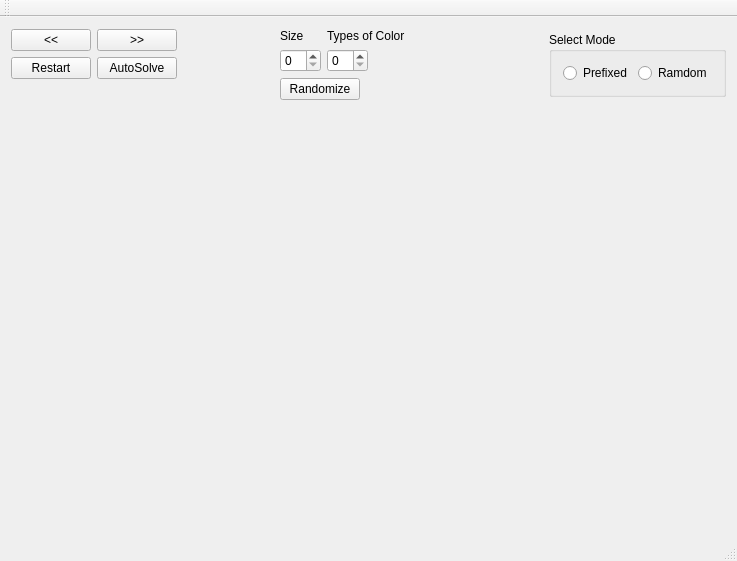
mengcz13/FlowFree, file mainwindow.ui: the form before one commit.
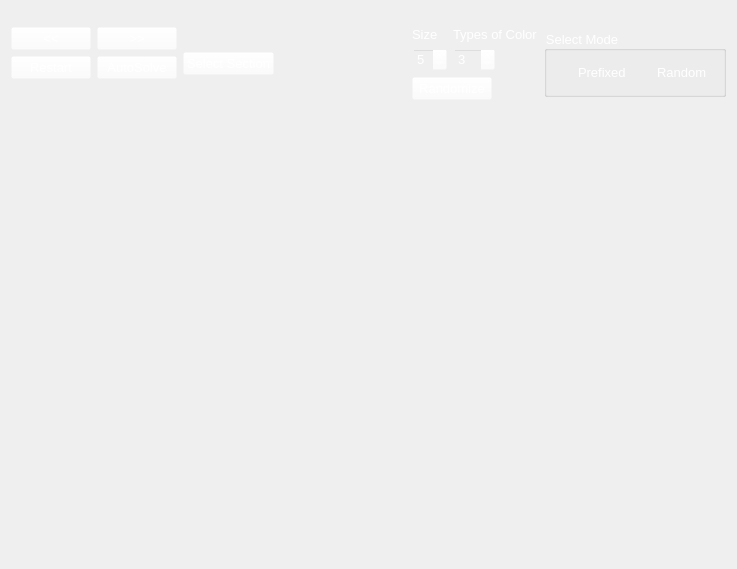
The form after the commit. Icons and pictures are not drawn. Custom widgets are drawn as their Qt base class.

```diff
--- a/mainwindow.ui
+++ b/mainwindow.ui
@@ -7,7 +7,7 @@
     <x>0</x>
     <y>0</y>
     <width>737</width>
-    <height>561</height>
+    <height>569</height>
    </rect>
   </property>
   <property name="sizePolicy">
@@ -16,9 +16,17 @@
     <verstretch>0</verstretch>
    </sizepolicy>
   </property>
+  <property name="font">
+   <font>
+    <stylestrategy>PreferAntialias</stylestrategy>
+   </font>
+  </property>
   <property name="windowTitle">
    <string>FlowFree</string>
   </property>
+  <property name="styleSheet">
+   <string notr="true">background-image: url(:/picture/picture/Diamondplate-windmachines-png-black-diamond-png.png);</string>
+  </property>
   <widget class="QWidget" name="centralWidget">
    <property name="sizePolicy">
     <sizepolicy hsizetype="Fixed" vsizetype="Fixed">
@@ -26,14 +34,16 @@
      <verstretch>0</verstretch>
     </sizepolicy>
    </property>
+   <property name="font">
+    <font>
+     <stylestrategy>PreferAntialias</stylestrategy>
+    </font>
+   </property>
    <layout class="QVBoxLayout" name="verticalLayout">
     <item>
      <layout class="QHBoxLayout" name="horizontalLayout_3">
       <item>
        <layout class="QFormLayout" name="formLayout">
-        <property name="sizeConstraint">
-         <enum>QLayout::SetDefaultConstraint</enum>
-        </property>
         <item row="0" column="0">
          <widget class="QPushButton" name="PastButton">
           <property name="sizePolicy">
@@ -42,21 +52,28 @@
             <verstretch>0</verstretch>
            </sizepolicy>
           </property>
+          <property name="font">
+           <font>
+            <family>Arial</family>
+            <pointsize>10</pointsize>
+            <weight>9</weight>
+            <italic>false</italic>
+            <bold>false</bold>
+           </font>
+          </property>
+          <property name="autoFillBackground">
+           <bool>false</bool>
+          </property>
+          <property name="styleSheet">
+           <string notr="true">color: rgb(255, 255, 255);
+background-color: rgba(255, 255, 255, 0);
+font: 75 10pt &quot;Arial&quot;;</string>
+          </property>
           <property name="text">
            <string>&lt;&lt;</string>
           </property>
-         </widget>
-        </item>
-        <item row="1" column="0">
-         <widget class="QPushButton" name="RestartButton">
-          <property name="sizePolicy">
-           <sizepolicy hsizetype="Fixed" vsizetype="Fixed">
-            <horstretch>0</horstretch>
-            <verstretch>0</verstretch>
-           </sizepolicy>
-          </property>
-          <property name="text">
-           <string>Restart</string>
+          <property name="flat">
+           <bool>false</bool>
           </property>
          </widget>
         </item>
@@ -68,11 +85,52 @@
             <verstretch>0</verstretch>
            </sizepolicy>
           </property>
+          <property name="font">
+           <font>
+            <family>Arial</family>
+            <pointsize>10</pointsize>
+            <weight>9</weight>
+            <italic>false</italic>
+            <bold>false</bold>
+           </font>
+          </property>
+          <property name="styleSheet">
+           <string notr="true">color: rgb(255, 255, 255);
+background-color: rgba(255, 255, 255, 0);
+font: 75 10pt &quot;Arial&quot;;</string>
+          </property>
           <property name="text">
            <string>&gt;&gt;</string>
           </property>
          </widget>
         </item>
+        <item row="1" column="0">
+         <widget class="QPushButton" name="RestartButton">
+          <property name="sizePolicy">
+           <sizepolicy hsizetype="Fixed" vsizetype="Fixed">
+            <horstretch>0</horstretch>
+            <verstretch>0</verstretch>
+           </sizepolicy>
+          </property>
+          <property name="font">
+           <font>
+            <family>Arial</family>
+            <pointsize>10</pointsize>
+            <weight>9</weight>
+            <italic>false</italic>
+            <bold>false</bold>
+           </font>
+          </property>
+          <property name="styleSheet">
+           <string notr="true">color: rgb(255, 255, 255);
+background-color: rgba(255, 255, 255, 0);
+font: 75 10pt &quot;Arial&quot;;</string>
+          </property>
+          <property name="text">
+           <string>Restart</string>
+          </property>
+         </widget>
+        </item>
         <item row="1" column="1">
          <widget class="QPushButton" name="AutoSolveButton">
           <property name="sizePolicy">
@@ -81,6 +139,20 @@
             <verstretch>0</verstretch>
            </sizepolicy>
           </property>
+          <property name="font">
+           <font>
+            <family>Arial</family>
+            <pointsize>10</pointsize>
+            <weight>9</weight>
+            <italic>false</italic>
+            <bold>false</bold>
+           </font>
+          </property>
+          <property name="styleSheet">
+           <string notr="true">color: rgb(255, 255, 255);
+background-color: rgba(255, 255, 255, 0);
+font: 75 10pt &quot;Arial&quot;;</string>
+          </property>
           <property name="text">
            <string>AutoSolve</string>
           </property>
@@ -88,10 +160,72 @@
         </item>
        </layout>
       </item>
+      <item>
+       <widget class="QPushButton" name="selectSectionButton">
+        <property name="sizePolicy">
+         <sizepolicy hsizetype="Fixed" vsizetype="Fixed">
+          <horstretch>0</horstretch>
+          <verstretch>0</verstretch>
+         </sizepolicy>
+        </property>
+        <property name="font">
+         <font>
+          <family>Arial</family>
+          <pointsize>10</pointsize>
+          <weight>9</weight>
+          <italic>false</italic>
+          <bold>false</bold>
+         </font>
+        </property>
+        <property name="styleSheet">
+         <string notr="true">color: rgb(255, 255, 255);
+background-color: rgba(255, 255, 255, 0);
+font: 75 10pt &quot;Arial&quot;;</string>
+        </property>
+        <property name="text">
+         <string>Select Section</string>
+        </property>
+       </widget>
+      </item>
+      <item>
+       <widget class="QLabel" name="label">
+        <property name="font">
+         <font>
+          <family>Arial</family>
+          <pointsize>10</pointsize>
+          <weight>9</weight>
+          <italic>false</italic>
+          <bold>false</bold>
+         </font>
+        </property>
+        <property name="styleSheet">
+         <string notr="true">color: rgb(255, 255, 255);
+background-color: rgba(255, 255, 255, 0);
+font: 75 10pt &quot;Arial&quot;;</string>
+        </property>
+        <property name="text">
+         <string/>
+        </property>
+       </widget>
+      </item>
       <item>
        <layout class="QFormLayout" name="formLayout_2">
         <item row="0" column="0">
          <widget class="QLabel" name="size_label">
+          <property name="font">
+           <font>
+            <family>Arial</family>
+            <pointsize>10</pointsize>
+            <weight>9</weight>
+            <italic>false</italic>
+            <bold>false</bold>
+           </font>
+          </property>
+          <property name="styleSheet">
+           <string notr="true">color: rgb(255, 255, 255);
+background-color: rgba(255, 255, 255, 0);
+font: 75 10pt &quot;Arial&quot;;</string>
+          </property>
           <property name="text">
            <string>Size</string>
           </property>
@@ -99,13 +233,48 @@
         </item>
         <item row="0" column="1">
          <widget class="QLabel" name="colortype_label_2">
+          <property name="font">
+           <font>
+            <family>Arial</family>
+            <pointsize>10</pointsize>
+            <weight>9</weight>
+            <italic>false</italic>
+            <bold>false</bold>
+           </font>
+          </property>
+          <property name="styleSheet">
+           <string notr="true">color: rgb(255, 255, 255);
+background-color: rgba(255, 255, 255, 0);
+font: 75 10pt &quot;Arial&quot;;</string>
+          </property>
           <property name="text">
            <string>Types of Color</string>
           </property>
          </widget>
         </item>
         <item row="1" column="0">
-         <widget class="QSpinBox" name="size_spinBox"/>
+         <widget class="QSpinBox" name="size_spinBox">
+          <property name="font">
+           <font>
+            <family>Arial</family>
+            <pointsize>10</pointsize>
+            <weight>9</weight>
+            <italic>false</italic>
+            <bold>false</bold>
+           </font>
+          </property>
+          <property name="styleSheet">
+           <string notr="true">color: rgb(255, 255, 255);
+background-color: rgba(255, 255, 255, 0);
+font: 75 10pt &quot;Arial&quot;;</string>
+          </property>
+          <property name="minimum">
+           <number>5</number>
+          </property>
+          <property name="maximum">
+           <number>9</number>
+          </property>
+         </widget>
         </item>
         <item row="1" column="1">
          <widget class="QSpinBox" name="colortype_spinBox_2">
@@ -115,6 +284,26 @@
             <verstretch>0</verstretch>
            </sizepolicy>
           </property>
+          <property name="font">
+           <font>
+            <family>Arial</family>
+            <pointsize>10</pointsize>
+            <weight>9</weight>
+            <italic>false</italic>
+            <bold>false</bold>
+           </font>
+          </property>
+          <property name="styleSheet">
+           <string notr="true">color: rgb(255, 255, 255);
+background-color: rgba(255, 255, 255, 0);
+font: 75 10pt &quot;Arial&quot;;</string>
+          </property>
+          <property name="minimum">
+           <number>3</number>
+          </property>
+          <property name="maximum">
+           <number>12</number>
+          </property>
          </widget>
         </item>
         <item row="2" column="0" colspan="2">
@@ -125,6 +314,20 @@
             <verstretch>0</verstretch>
            </sizepolicy>
           </property>
+          <property name="font">
+           <font>
+            <family>Arial</family>
+            <pointsize>10</pointsize>
+            <weight>9</weight>
+            <italic>false</italic>
+            <bold>false</bold>
+           </font>
+          </property>
+          <property name="styleSheet">
+           <string notr="true">color: rgb(255, 255, 255);
+background-color: rgba(255, 255, 255, 0);
+font: 75 10pt &quot;Arial&quot;;</string>
+          </property>
           <property name="text">
            <string>Randomize</string>
           </property>
@@ -140,12 +343,40 @@
           <verstretch>0</verstretch>
          </sizepolicy>
         </property>
+        <property name="font">
+         <font>
+          <family>Arial</family>
+          <pointsize>10</pointsize>
+          <weight>9</weight>
+          <italic>false</italic>
+          <bold>false</bold>
+         </font>
+        </property>
+        <property name="styleSheet">
+         <string notr="true">color: rgb(255, 255, 255);
+background-color: rgba(255, 255, 255, 0);
+font: 75 10pt &quot;Arial&quot;;</string>
+        </property>
         <property name="title">
          <string>Select Mode</string>
         </property>
         <layout class="QHBoxLayout" name="horizontalLayout">
          <item>
           <widget class="QRadioButton" name="prefixed_radioButton">
+           <property name="font">
+            <font>
+             <family>Arial</family>
+             <pointsize>10</pointsize>
+             <weight>9</weight>
+             <italic>false</italic>
+             <bold>false</bold>
+            </font>
+           </property>
+           <property name="styleSheet">
+            <string notr="true">color: rgb(255, 255, 255);
+background-color: rgba(255, 255, 255, 0);
+font: 75 10pt &quot;Arial&quot;;</string>
+           </property>
            <property name="text">
             <string>Prefixed</string>
            </property>
@@ -153,8 +384,22 @@
          </item>
          <item>
           <widget class="QRadioButton" name="random_radioButton">
+           <property name="font">
+            <font>
+             <family>Arial</family>
+             <pointsize>10</pointsize>
+             <weight>9</weight>
+             <italic>false</italic>
+             <bold>false</bold>
+            </font>
+           </property>
+           <property name="styleSheet">
+            <string notr="true">color: rgb(255, 255, 255);
+background-color: rgba(255, 255, 255, 0);
+font: 75 10pt &quot;Arial&quot;;</string>
+           </property>
            <property name="text">
-            <string>Ramdom</string>
+            <string>Random</string>
            </property>
           </widget>
          </item>
@@ -185,31 +430,17 @@
           <height>0</height>
          </size>
         </property>
+        <property name="font">
+         <font>
+          <stylestrategy>PreferAntialias</stylestrategy>
+         </font>
+        </property>
        </widget>
       </item>
      </layout>
     </item>
    </layout>
   </widget>
-  <widget class="QMenuBar" name="menuBar">
-   <property name="geometry">
-    <rect>
-     <x>0</x>
-     <y>0</y>
-     <width>737</width>
-     <height>21</height>
-    </rect>
-   </property>
-  </widget>
-  <widget class="QToolBar" name="mainToolBar">
-   <attribute name="toolBarArea">
-    <enum>TopToolBarArea</enum>
-   </attribute>
-   <attribute name="toolBarBreak">
-    <bool>false</bool>
-   </attribute>
-  </widget>
-  <widget class="QStatusBar" name="statusBar"/>
  </widget>
  <layoutdefault spacing="6" margin="11"/>
  <customwidgets>
```
